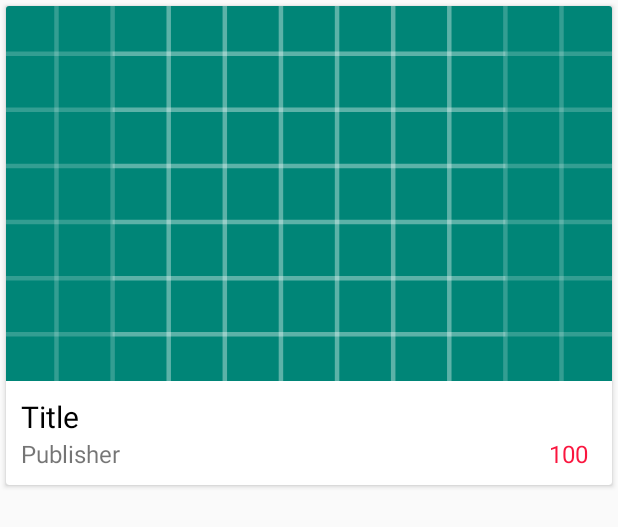
After one commit to Cuncis/Recipe-App, an Android app: the layout item_recipe_list.xml on its own in the app's theme, with its tools: preview values and no code run, on a phone screen of 412 x 824 dp. The commit adds this screen. Shown: the top 527 px of the screen. Run offline under Robolectric (Android 15) with nearby library versions, the phone set to English and light mode, and no system bars.

Commit message:
Finishing RecipeList #2

```diff
--- a/app/src/main/java/com/cuncis/recipeapp/data/model/recipe/RecipeResponse.kt
+++ b/app/src/main/java/com/cuncis/recipeapp/data/model/recipe/RecipeResponse.kt
@@ -8,7 +8,7 @@ import com.google.gson.annotations.SerializedName
 data class RecipeResponse(
 
     @field:SerializedName("recipes")
-	val recipes: List<Recipe?>? = null,
+	val recipes: List<Recipe>? = null,
 
     @field:SerializedName("count")
 	val count: Int? = null
--- a/app/src/main/java/com/cuncis/recipeapp/ui/category/CategoryFragment.kt
+++ b/app/src/main/java/com/cuncis/recipeapp/ui/category/CategoryFragment.kt
@@ -51,7 +51,6 @@ class CategoryFragment : Fragment(), CategoryAdapter.ItemClickListener {
             categoryList = it
             adapter.setCategoryList(it)
         })
-
     }
 
     private fun initRecyclerView() {
@@ -62,7 +61,7 @@ class CategoryFragment : Fragment(), CategoryAdapter.ItemClickListener {
     }
 
     override fun onItemClick(position: Int) {
-        showToast(activity!!, "" + position)
+//        activity?.showToast("" + position)
         val bundle = bundleOf(EXTRA_QUERY to categoryList[position].categoryTitle)
 //        navController.navigate(R.id.action_categoryFragment_to_recipeFragment)
         view!!.findNavController().navigate(R.id.action_categoryFragment_to_recipeFragment, bundle)
--- /dev/null
+++ b/app/src/main/res/layout/item_recipe_list.xml
@@ -0,0 +1,68 @@
+<?xml version="1.0" encoding="utf-8"?>
+<androidx.cardview.widget.CardView xmlns:android="http://schemas.android.com/apk/res/android"
+    android:layout_width="match_parent"
+    android:layout_height="wrap_content"
+    android:layout_margin="4dp">
+
+    <LinearLayout
+        android:layout_width="match_parent"
+        android:layout_height="wrap_content"
+        android:orientation="vertical">
+
+        <ImageView
+            android:layout_width="match_parent"
+            android:layout_height="@dimen/recipe_image_height"
+            android:scaleType="centerCrop"
+            android:id="@+id/recipe_image"
+            android:src="@drawable/ic_launcher_background"/>
+
+
+        <LinearLayout
+            android:layout_width="match_parent"
+            android:layout_height="wrap_content"
+            android:orientation="vertical"
+            android:padding="10dp">
+
+            <TextView
+                android:layout_width="wrap_content"
+                android:layout_height="wrap_content"
+                android:textSize="@dimen/recipe_title_text_size"
+                android:textColor="#000"
+                android:text="@string/title"
+                android:id="@+id/recipe_title"/>
+
+            <LinearLayout
+                android:layout_width="match_parent"
+                android:layout_height="wrap_content"
+                android:orientation="horizontal"
+                android:weightSum="100">
+
+                <TextView
+                    android:layout_width="0dp"
+                    android:layout_height="wrap_content"
+                    android:layout_weight="90"
+                    android:text="@string/publisher"
+                    android:textSize="@dimen/recipe_publisher_text_size"
+                    android:id="@+id/recipe_publisher"
+                    android:gravity="start"/>
+
+                <TextView
+                    android:layout_width="0dp"
+                    android:layout_height="wrap_content"
+                    android:layout_weight="10"
+                    android:text="@string/score"
+                    android:textSize="@dimen/recipe_publisher_text_size"
+                    android:textColor="@color/red"
+                    android:id="@+id/recipe_social_score"
+                    android:gravity="center"/>
+
+
+            </LinearLayout>
+
+
+        </LinearLayout>
+
+
+    </LinearLayout>
+
+</androidx.cardview.widget.CardView>
--- a/app/src/main/res/values/colors.xml
+++ b/app/src/main/res/values/colors.xml
@@ -3,4 +3,5 @@
     <color name="colorPrimary">#008577</color>
     <color name="colorPrimaryDark">#00574B</color>
     <color name="colorAccent">#D81B60</color>
+    <color name="red">#fa163f</color>
 </resources>
--- /dev/null
+++ b/app/src/main/res/values/dimen.xml
@@ -0,0 +1,7 @@
+<?xml version="1.0" encoding="utf-8"?>
+<resources>
+    <dimen name="recipe_image_height">250dp</dimen>
+    <dimen name="recipe_title_text_size">20sp</dimen>
+    <dimen name="recipe_publisher_text_size">16sp</dimen>
+    <dimen name="recycler_loading_view_height">80dp</dimen>
+</resources>
--- a/app/src/main/res/values/strings.xml
+++ b/app/src/main/res/values/strings.xml
@@ -1,3 +1,6 @@
 <resources>
     <string name="app_name">Recipe App</string>
+    <string name="title">Title</string>
+    <string name="publisher">Publisher</string>
+    <string name="score">100</string>
 </resources>
```
Also changed, not shown: app/src/main/java/com/cuncis/recipeapp/adapter/RecipeAdapter.kt (added, +50 -0 lines), app/src/main/java/com/cuncis/recipeapp/ui/recipe/RecipeFragment.kt (+21 -5 lines), app/src/main/java/com/cuncis/recipeapp/util/Utils.kt (+13 -2 lines), app/src/main/res/layout/recipe_fragment.xml (+8 -2 lines).
